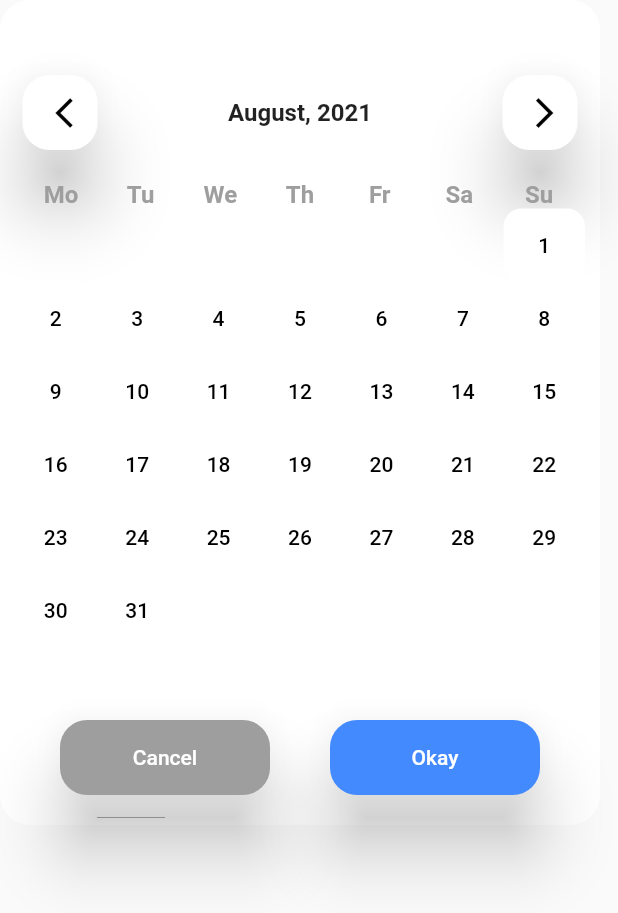
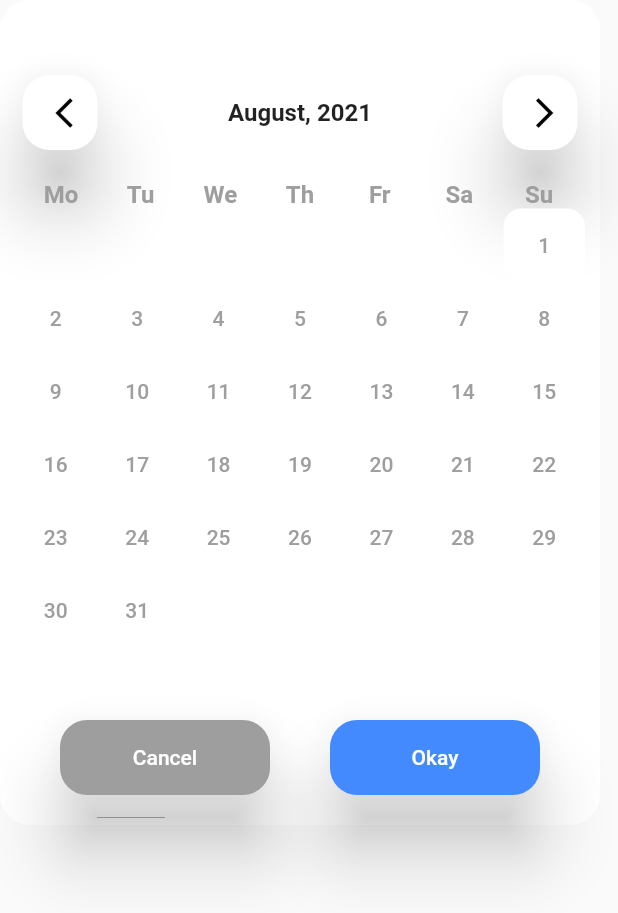
Before and after one commit to TolgaKT/pocket_planner, a Flutter app: the CustomDatePicker screen opened directly, after a tap on the "arrow back ios" icon, on a phone screen of 412 x 824 dp. Shown: the top 913 px of the screen. Run offline on Flutter 3.47's test engine with Material 2 defaults, Android fonts, the phone set to English and light mode, and no system bars; our stand-ins replace flutter_slidable, font_awesome_flutter, sqflite; missing offline and left inert: day_night_time_picker; accounts and stored records are empty.

Commit message:
date picker past date disable

```diff
--- a/lib/components/custom_date_picker.dart
+++ b/lib/components/custom_date_picker.dart
@@ -91,13 +91,25 @@ class _CustomDatePickerState extends State<CustomDatePicker> {
                         borderRadius: BorderRadius.circular(12)))),
                 onPressed: () {
                   setState(() {
-                    selectedDate = DateTime(
-                        date.year, date.month, index + 1 - emptyContainers);
+                    if (DateTime(DateTime.now().year, DateTime.now().month,
+                                DateTime.now().day)
+                            .compareTo(DateTime(date.year, date.month,
+                                index + 1 - emptyContainers)) <=
+                        0) {
+                      selectedDate = DateTime(
+                          date.year, date.month, index + 1 - emptyContainers);
+                    }
                   });
                 },
                 child: Text(
                   '${index + 1 - emptyContainers}',
-                  style: TextStyle(color: Colors.black),
+                  style: DateTime(DateTime.now().year, DateTime.now().month,
+                                  DateTime.now().day)
+                              .compareTo(DateTime(date.year, date.month,
+                                  index + 1 - emptyContainers)) <=
+                          0
+                      ? TextStyle(color: Colors.black)
+                      : TextStyle(color: Colors.grey),
                 ),
               ),
       );
```
